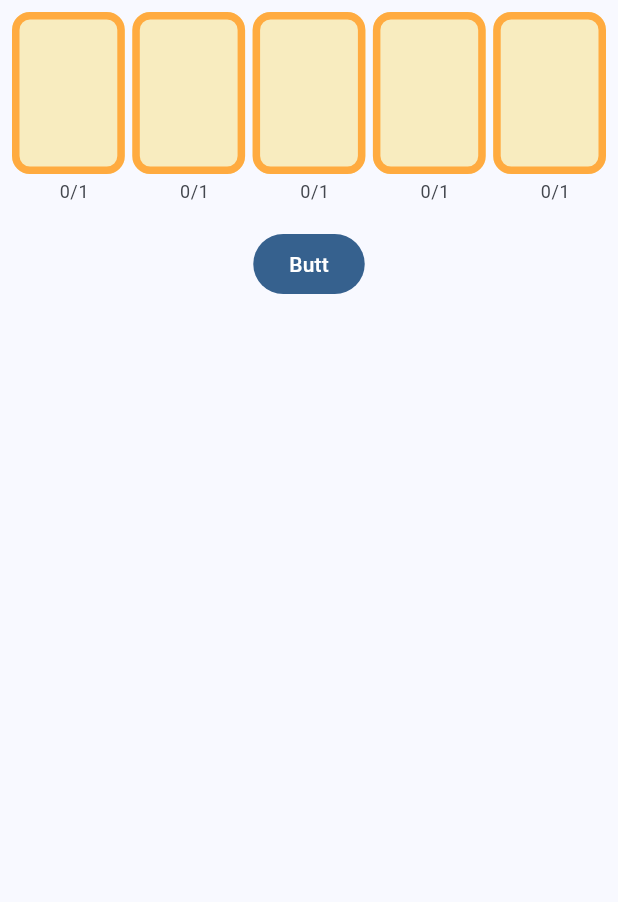
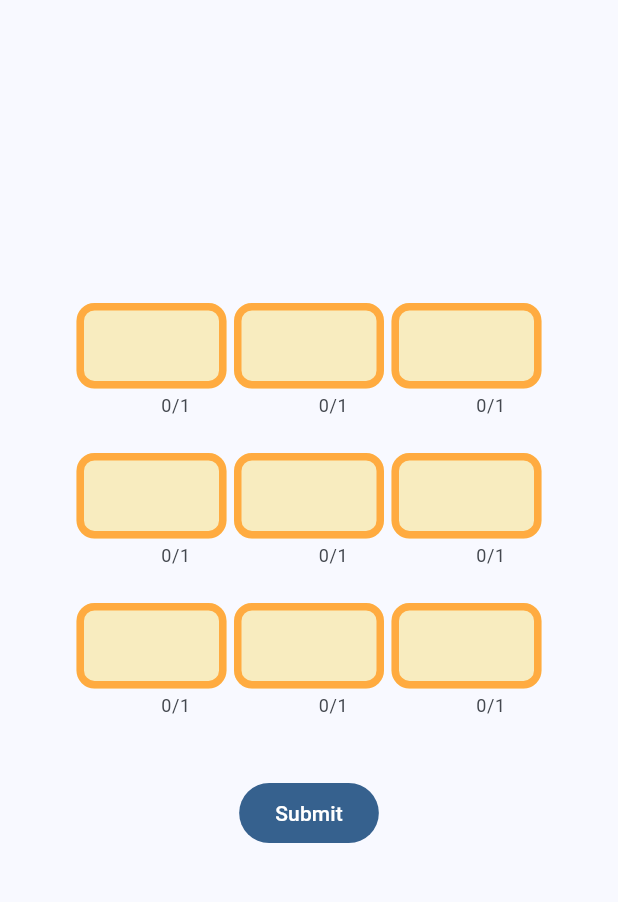
Before and after one commit to zed-zed8/zone_game_garage, a Flutter app: the screen it shows after launch, item 2 of the bottom bar chosen, after a tap on "Play", on a phone screen of 412 x 824 dp, the part 84-986 px from its top. Run offline on Flutter 3.47's test engine with Material 3 defaults, Android fonts, the phone set to English and light mode, and no system bars; our stand-ins replace flutter_bloc, shared_preferences, sqflite_common_ffi; accounts and stored records are empty.

Commit message:
manage game blankfill for responsiveness

```diff
--- a/lib/blocs/games/blank_fill/blank_fill_bloc.dart
+++ b/lib/blocs/games/blank_fill/blank_fill_bloc.dart
@@ -32,8 +32,8 @@
 
   /// Returns the starting hidden word for a new round.
   String _createHiddenWord() {
-    // use an API for random words
-    String randomWord = 'brain';
+    // TODO use an API for random words
+    String randomWord = 'pragmatic';
 
     return randomWord;
   }
--- a/lib/screens/games/blank_fill/blank_fill_screen.dart
+++ b/lib/screens/games/blank_fill/blank_fill_screen.dart
@@ -47,15 +47,17 @@
         builder: (context, state) {
           return Center(
             child: Container(
-              width: 500,
+              width: 600,
               child: Form(
                 key: _formGlobalKey,
                 child: Column(
+                  mainAxisSize: MainAxisSize.min,
+                  mainAxisAlignment: MainAxisAlignment.center,
                   children: [
                     // word
                     Padding(
                       padding: const EdgeInsets.all(8.0),
-                      child: Row(
+                      child: Wrap(
                         spacing: 5.0,
                         children: [
                           for (final letter in state.word)
@@ -81,11 +83,11 @@
                               BlankFillGuess(_words.join('').toLowerCase()),
                             );
 
-                            _words = [];
                             _formGlobalKey.currentState!.reset();
                           }
+                          _words = [];
                         },
-                        child: Text('Butt'),
+                        child: Text('Submit'),
                       ),
                     ),
                   ],
@@ -99,23 +101,61 @@
   }
 }
 
-class Tile extends StatelessWidget {
+class Tile extends StatefulWidget {
   const Tile(this.letter, {super.key, required this.onSaved});
 
   final String letter;
   final Function(String?)? onSaved;
 
   @override
+  State<Tile> createState() => _TileState();
+}
+
+class _TileState extends State<Tile> {
+  late TextEditingController _controller;
+
+  @override
+  void initState() {
+    super.initState();
+    // Initialize the controller once when the widget enters the tree
+    _controller = TextEditingController(
+      text: widget.letter != '-' ? widget.letter.toUpperCase() : '',
+    );
+  }
+
+  @override
+  void dispose() {
+    _controller.dispose(); // Always dispose controllers to prevent memory leaks
+    super.dispose();
+  }
+
+  @override
   Widget build(BuildContext context) {
-    return Expanded(
-      child: Center(
+    _controller = TextEditingController(
+      text: widget.letter != '-' ? widget.letter.toUpperCase() : '',
+    );
+
+    // 1. Dapatkan tinggi layar HP saat ini
+    final double screenHeight = MediaQuery.of(context).size.height;
+    // final double screenWidth = MediaQuery.of(context).size.width;
+
+    // 2. Hitung padding vertikal responsif (contoh: 2% dari tinggi layar)
+    // Berikan batas minimal (clamp) agar tidak terlalu tipis di HP jadul
+    final double responsivePadding = (screenHeight * 0.02).clamp(12.0, 20.0);
+
+    // 3. Hitung ukuran font responsif (contoh: 1.8% dari tinggi layar)
+    // final double responsiveFontSize = (screenHeight * 0.018).clamp(14.0, 18.0);
+
+    return SizedBox(
+      width: 100,
+      height: 100,
       child: TextFormField(
         textAlign: TextAlign.center,
         textAlignVertical: TextAlignVertical.center,
         // 2. Remove the default Flutter styling
         decoration: InputDecoration(
-            border: InputBorder
-                .none, // Removes the default underline/outline border
+          border:
+              InputBorder.none, // Removes the default underline/outline border
           disabledBorder: InputBorder.none, // Removes the disabled border
           hintText: '',
           hintStyle: TextStyle(color: Colors.grey),
@@ -125,26 +165,22 @@
           fillColor: Color.lerp(Colors.grey[100], Colors.amberAccent, 0.3),
 
           // 👈 TAMBAHKAN PADDING DI SINI
-            contentPadding: const EdgeInsets.symmetric(
-              horizontal: 20.0, // Jarak kiri dan kanan teks
+
+          // 4. Pasang padding responsif
+          contentPadding: EdgeInsets.symmetric(
+            horizontal: 20.0,
             vertical:
-                  30.0, // Jarak atas dan bawah teks (mengatur tinggi input)
+                responsivePadding, // 👈 Tinggi input akan menyesuaikan layar HP
           ),
 
           // Border Normal & Fokus (Oranye Tebal)
           enabledBorder: OutlineInputBorder(
             borderRadius: BorderRadius.circular(12),
-              borderSide: const BorderSide(
-                color: Colors.orangeAccent,
-                width: 5,
-              ),
+            borderSide: const BorderSide(color: Colors.orangeAccent, width: 5),
           ),
           focusedBorder: OutlineInputBorder(
             borderRadius: BorderRadius.circular(12),
-              borderSide: const BorderSide(
-                color: Colors.orangeAccent,
-                width: 5,
-              ),
+            borderSide: const BorderSide(color: Colors.orangeAccent, width: 5),
           ),
 
           // Border otomatis berubah Merah saat Validasi Error
@@ -161,26 +197,19 @@
           errorStyle: const TextStyle(fontSize: 12, color: Colors.red),
         ),
         // 3. Style the actual input text
-          style: const TextStyle(
-            fontSize: 32,
-            color: Colors.black,
-            fontWeight: FontWeight.w500,
-          ),
+        style: TextStyle(color: Colors.black),
         maxLength: 1,
         validator: (value) {
           if (value == null || value.isEmpty) {
-              return 'cannot be empty';
+            return 'Empty';
           }
           return null;
         },
         inputFormatters: [UpperCaseTextFormatter()],
-          onSaved: onSaved,
-          controller: TextEditingController(
-            text: letter == '-' ? '' : letter.toUpperCase(),
-          ),
-          enabled: letter == '-',
+        onSaved: widget.onSaved,
+        controller: _controller,
+        enabled: widget.letter == '-',
         textInputAction: TextInputAction.next,
-        ),
       ),
     );
   }
```
Also changed, not shown: lib/screens/games/blank_fill/result_screen.dart (+36 -2 lines). Lines whose indentation alone changed are shown as unchanged.
